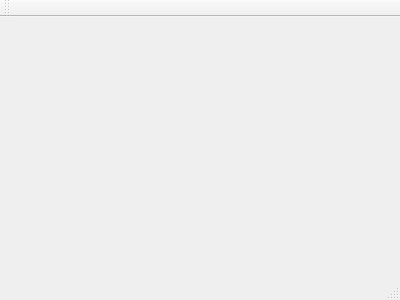
First picture: the form in mainwindow.ui, repository NeeXxx/bomb, before the edit.
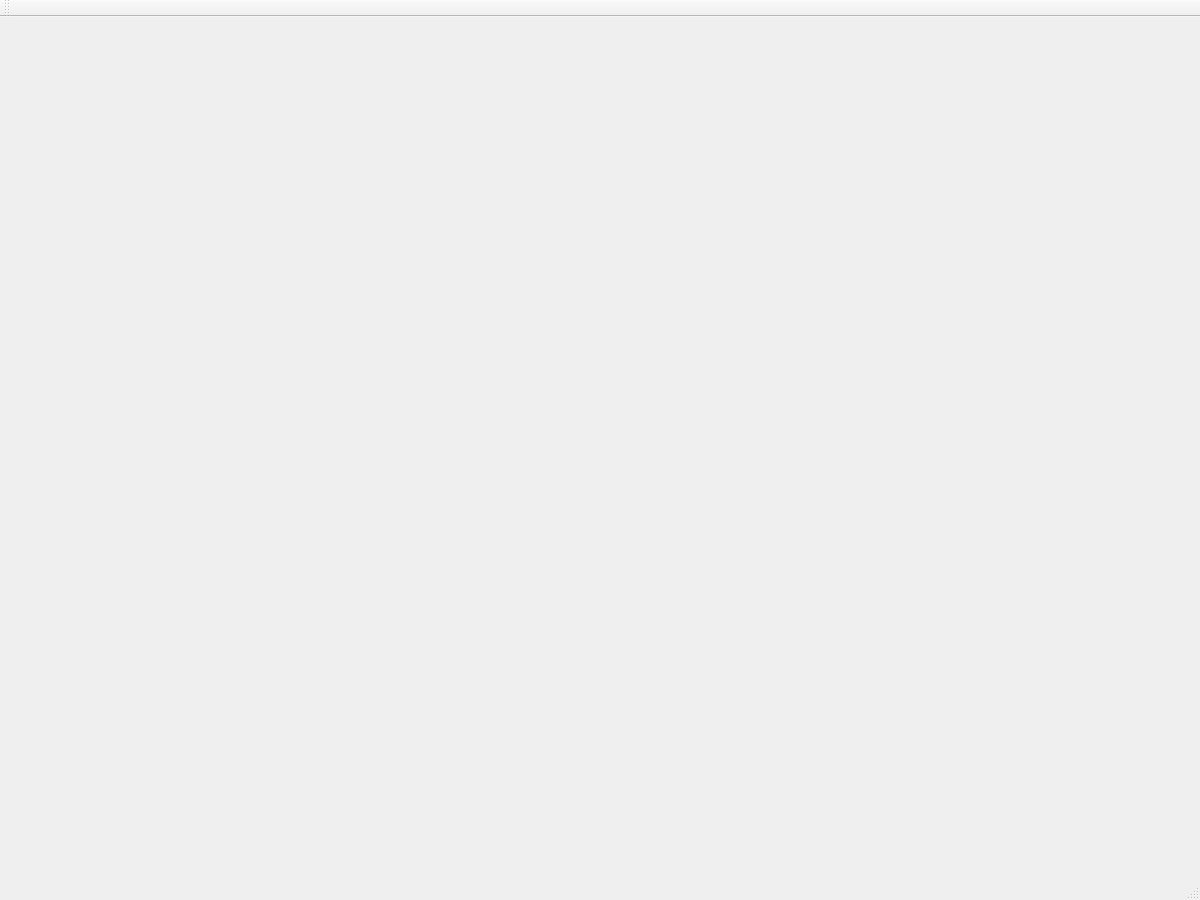
Second picture: the form after the edit.

Commit message: Images Initialized

The edit to the form file:
```diff
--- a/mainwindow.ui
+++ b/mainwindow.ui
@@ -1,24 +1,57 @@
 <ui version="4.0">
  <class>MainWindow</class>
- <widget class="QMainWindow" name="MainWindow" >
-  <property name="geometry" >
+ <widget class="QMainWindow" name="MainWindow">
+  <property name="geometry">
    <rect>
     <x>0</x>
     <y>0</y>
-    <width>400</width>
-    <height>300</height>
+    <width>1200</width>
+    <height>900</height>
    </rect>
   </property>
-  <property name="windowTitle" >
+  <property name="sizePolicy">
+   <sizepolicy hsizetype="Fixed" vsizetype="Fixed">
+    <horstretch>0</horstretch>
+    <verstretch>0</verstretch>
+   </sizepolicy>
+  </property>
+  <property name="minimumSize">
+   <size>
+    <width>1200</width>
+    <height>900</height>
+   </size>
+  </property>
+  <property name="maximumSize">
+   <size>
+    <width>1200</width>
+    <height>900</height>
+   </size>
+  </property>
+  <property name="windowTitle">
    <string>MainWindow</string>
   </property>
-  <widget class="QMenuBar" name="menuBar" />
-  <widget class="QToolBar" name="mainToolBar" />
-  <widget class="QWidget" name="centralWidget" />
-  <widget class="QStatusBar" name="statusBar" />
+  <widget class="QWidget" name="centralWidget"/>
+  <widget class="QMenuBar" name="menuBar">
+   <property name="geometry">
+    <rect>
+     <x>0</x>
+     <y>0</y>
+     <width>1200</width>
+     <height>26</height>
+    </rect>
+   </property>
+  </widget>
+  <widget class="QToolBar" name="mainToolBar">
+   <attribute name="toolBarArea">
+    <enum>TopToolBarArea</enum>
+   </attribute>
+   <attribute name="toolBarBreak">
+    <bool>false</bool>
+   </attribute>
+  </widget>
+  <widget class="QStatusBar" name="statusBar"/>
  </widget>
- <layoutDefault spacing="6" margin="11" />
- <pixmapfunction></pixmapfunction>
+ <layoutdefault spacing="6" margin="11"/>
  <resources/>
  <connections/>
 </ui>
```
Left out of the diff: 1 changed line with no effect on the pictures. The commit also changes 1 other file.
